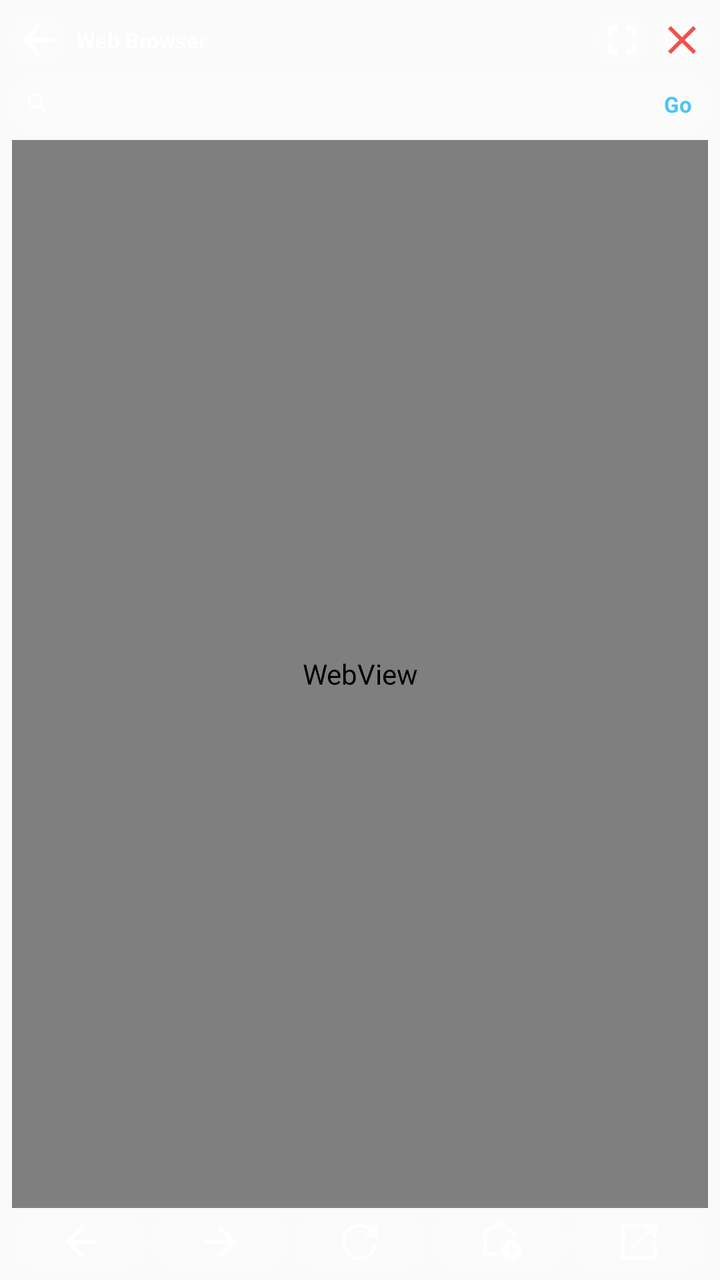
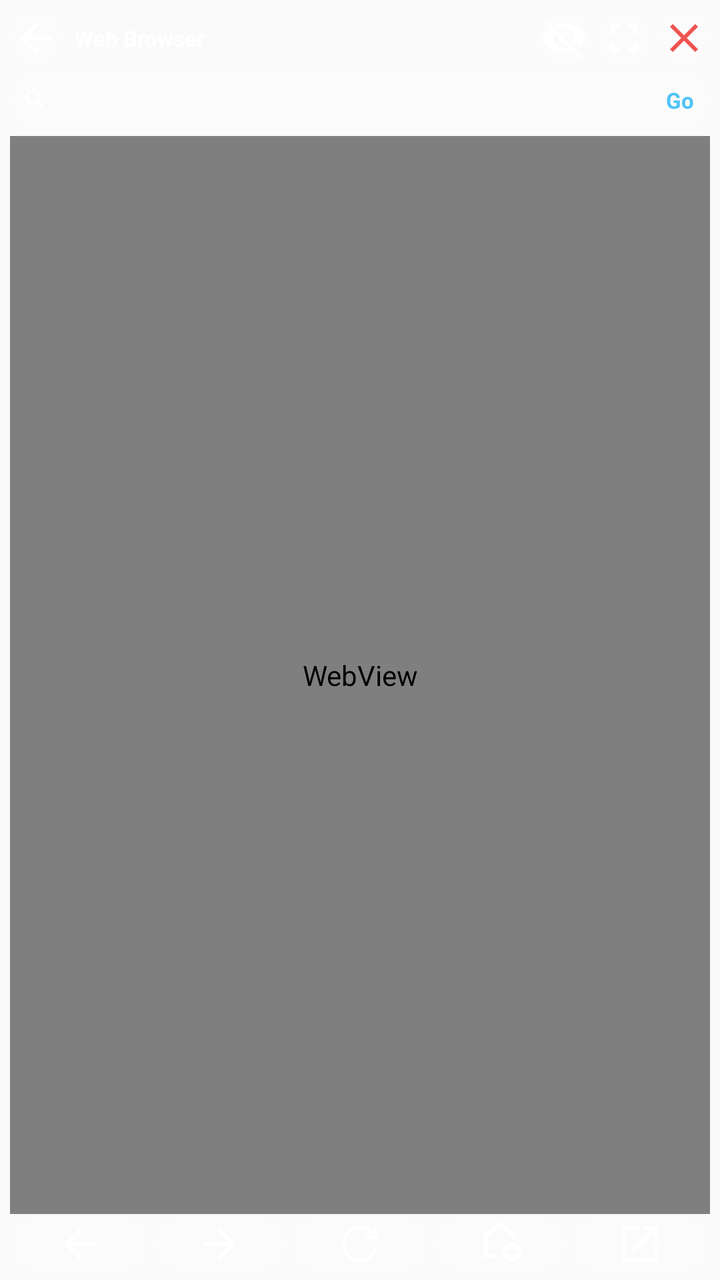

Before-and-after screenshots of an Android layout around one commit, followed by the original layout XML and the change that was made.
<!-- AndroidManifest.xml: application theme Theme.Assistive -->
<!-- res/layout/floating_menu_browser.xml -->
<?xml version="1.0" encoding="utf-8"?>
<LinearLayout xmlns:android="http://schemas.android.com/apk/res/android"
    android:layout_width="match_parent"
    android:layout_height="match_parent"
    android:orientation="vertical"
    android:padding="6dp">

    
    <RelativeLayout
        android:layout_width="match_parent"
        android:layout_height="28dp"
        android:layout_marginBottom="4dp">

        
        <ImageButton
            android:id="@+id/btn_browser_back_to_menu"
            android:layout_width="26dp"
            android:layout_height="26dp"
            android:src="@drawable/ic_back"
            android:tint="#FFFFFF"
            android:background="@drawable/btn_item_bg"
            android:layout_alignParentStart="true"
            android:layout_centerVertical="true"
            android:padding="5dp"
            android:contentDescription="Back to menu" />

        
        <TextView
            android:id="@+id/txt_browser_title"
            android:layout_width="wrap_content"
            android:layout_height="wrap_content"
            android:text="Web Browser"
            android:textColor="#FFFFFF"
            android:textSize="11sp"
            android:textStyle="bold"
            android:singleLine="true"
            android:ellipsize="end"
            android:layout_centerVertical="true"
            android:layout_toEndOf="@id/btn_browser_back_to_menu"
            android:layout_toStartOf="@+id/layout_header_actions"
            android:layout_marginHorizontal="6dp" />

        <LinearLayout
            android:id="@+id/layout_header_actions"
            android:layout_width="wrap_content"
            android:layout_height="26dp"
            android:layout_alignParentEnd="true"
            android:layout_centerVertical="true"
            android:orientation="horizontal"
            android:gravity="center_vertical">

            
            <ImageButton
                android:id="@+id/btn_browser_size_toggle"
                android:layout_width="26dp"
                android:layout_height="26dp"
                android:src="@drawable/ic_fullscreen"
                android:tint="#88FFFFFF"
                android:background="@drawable/btn_item_bg"
                android:padding="5dp"
                android:layout_marginEnd="4dp"
                android:contentDescription="Toggle size" />

            
            <ImageButton
                android:id="@+id/btn_browser_close"
                android:layout_width="26dp"
                android:layout_height="26dp"
                android:src="@drawable/ic_close"
                android:tint="#FFEF5350"
                android:background="@drawable/btn_item_bg"
                android:padding="5dp"
                android:contentDescription="Close floating menu" />
        </LinearLayout>
    </RelativeLayout>

    
    <LinearLayout
        android:layout_width="match_parent"
        android:layout_height="28dp"
        android:orientation="horizontal"
        android:gravity="center_vertical"
        android:background="@drawable/btn_item_bg"
        android:paddingHorizontal="6dp"
        android:layout_marginBottom="2dp">

        <ImageView
            android:layout_width="14dp"
            android:layout_height="14dp"
            android:src="@drawable/ic_search"
            android:tint="#99FFFFFF"
            android:layout_marginEnd="4dp"
            android:contentDescription="Search" />

        <EditText
            android:id="@+id/edt_browser_url"
            android:layout_width="0dp"
            android:layout_height="match_parent"
            android:layout_weight="1"
            android:hint="Search Google or enter URL..."
            android:textColor="#FFFFFF"
            android:textColorHint="#66FFFFFF"
            android:textSize="10.5sp"
            android:singleLine="true"
            android:maxLines="1"
            android:imeOptions="actionGo"
            android:inputType="textUri"
            android:background="@null"
            android:padding="0dp" />

        <ImageButton
            android:id="@+id/btn_browser_clear_url"
            android:layout_width="18dp"
            android:layout_height="18dp"
            android:src="@drawable/ic_close"
            android:tint="#77FFFFFF"
            android:background="?android:attr/selectableItemBackgroundBorderless"
            android:padding="2dp"
            android:visibility="gone"
            android:contentDescription="Clear" />

        <TextView
            android:id="@+id/btn_browser_go"
            android:layout_width="wrap_content"
            android:layout_height="match_parent"
            android:text="Go"
            android:textColor="#4FC3F7"
            android:textSize="11sp"
            android:textStyle="bold"
            android:gravity="center"
            android:paddingStart="6dp"
            android:paddingEnd="2dp"
            android:clickable="true"
            android:focusable="true" />
    </LinearLayout>

    
    <ProgressBar
        android:id="@+id/progress_browser"
        style="?android:attr/progressBarStyleHorizontal"
        android:layout_width="match_parent"
        android:layout_height="2.5dp"
        android:max="100"
        android:progress="0"
        android:progressTint="#4FC3F7"
        android:visibility="gone" />

    
    <FrameLayout
        android:layout_width="match_parent"
        android:layout_height="0dp"
        android:layout_weight="1"
        android:background="#15000000"
        android:layout_marginTop="2dp"
        android:layout_marginBottom="4dp">

        <WebView
            android:id="@+id/webview_browser"
            android:layout_width="match_parent"
            android:layout_height="match_parent"
            android:scrollbars="vertical" />

        
        <LinearLayout
            android:id="@+id/layout_browser_error"
            android:layout_width="match_parent"
            android:layout_height="match_parent"
            android:orientation="vertical"
            android:gravity="center"
            android:background="#DD121212"
            android:padding="12dp"
            android:visibility="gone">

            <ImageView
                android:layout_width="28dp"
                android:layout_height="28dp"
                android:src="@drawable/presence_offline"
                android:tint="#77FFFFFF" />

            <TextView
                android:id="@+id/txt_browser_error_msg"
                android:layout_width="wrap_content"
                android:layout_height="wrap_content"
                android:text="Unable to load page"
                android:textColor="#AAFFFFFF"
                android:textSize="10sp"
                android:layout_marginTop="4dp"
                android:gravity="center" />

            <TextView
                android:id="@+id/btn_browser_retry"
                android:layout_width="wrap_content"
                android:layout_height="24dp"
                android:text="Retry"
                android:textColor="#4FC3F7"
                android:textSize="10sp"
                android:textStyle="bold"
                android:background="@drawable/btn_item_bg"
                android:paddingHorizontal="10dp"
                android:gravity="center"
                android:layout_marginTop="6dp"
                android:clickable="true"
                android:focusable="true" />
        </LinearLayout>
    </FrameLayout>

    
    <LinearLayout
        android:layout_width="match_parent"
        android:layout_height="26dp"
        android:orientation="horizontal"
        android:gravity="center_vertical"
        android:paddingHorizontal="2dp">

        
        <ImageButton
            android:id="@+id/btn_web_back"
            android:layout_width="0dp"
            android:layout_height="match_parent"
            android:layout_weight="1"
            android:src="@drawable/ic_back"
            android:tint="#88FFFFFF"
            android:background="@drawable/btn_item_bg"
            android:padding="5dp"
            android:layout_marginEnd="2dp"
            android:contentDescription="Previous page" />

        
        <ImageButton
            android:id="@+id/btn_web_forward"
            android:layout_width="0dp"
            android:layout_height="match_parent"
            android:layout_weight="1"
            android:src="@drawable/ic_arrow_forward"
            android:tint="#88FFFFFF"
            android:background="@drawable/btn_item_bg"
            android:padding="5dp"
            android:layout_marginHorizontal="2dp"
            android:contentDescription="Next page" />

        
        <ImageButton
            android:id="@+id/btn_web_refresh"
            android:layout_width="0dp"
            android:layout_height="match_parent"
            android:layout_weight="1"
            android:src="@drawable/ic_refresh"
            android:tint="#FFFFFF"
            android:background="@drawable/btn_item_bg"
            android:padding="5dp"
            android:layout_marginHorizontal="2dp"
            android:contentDescription="Refresh page" />

        
        <ImageButton
            android:id="@+id/btn_web_home"
            android:layout_width="0dp"
            android:layout_height="match_parent"
            android:layout_weight="1"
            android:src="@drawable/ic_home"
            android:tint="#FFFFFF"
            android:background="@drawable/btn_item_bg"
            android:padding="5dp"
            android:layout_marginHorizontal="2dp"
            android:contentDescription="Home page" />

        
        <ImageButton
            android:id="@+id/btn_web_open_external"
            android:layout_width="0dp"
            android:layout_height="match_parent"
            android:layout_weight="1"
            android:src="@drawable/ic_open_in_browser"
            android:tint="#FFFFFF"
            android:background="@drawable/btn_item_bg"
            android:padding="5dp"
            android:layout_marginStart="2dp"
            android:contentDescription="Open in external browser" />
    </LinearLayout>

</LinearLayout>
<!-- resources referenced by this layout -->
<resources>
  <!-- drawable ic_arrow_forward (drawable) -->
  <vector xmlns:android="http://schemas.android.com/apk/res/android"
      android:autoMirrored="true"
      android:height="24dp"
      android:width="24dp"
      android:viewportHeight="960"
      android:viewportWidth="960">
      <path
          android:fillColor="@android:color/white"
          android:pathData="M647,520L423,744L480,800L800,480L480,160L423,216L647,440L160,440L160,520L647,520Z"/>
  </vector>
  <!-- drawable ic_back (drawable) -->
  <vector xmlns:android="http://schemas.android.com/apk/res/android" android:autoMirrored="true" android:height="24dp" android:tint="#000000" android:viewportHeight="960" android:viewportWidth="960" android:width="24dp">
        
      <path android:fillColor="@android:color/white" android:pathData="M313,520L537,744L480,800L160,480L480,160L537,216L313,440L800,440L800,520L313,520Z"/>
      
  </vector>
  <!-- drawable ic_close (drawable) -->
  <vector xmlns:android="http://schemas.android.com/apk/res/android" android:height="24dp" android:tint="#000000" android:viewportHeight="960" android:viewportWidth="960" android:width="24dp">
        
      <path android:fillColor="@android:color/white" android:pathData="M256,760L200,704L424,480L200,256L256,200L480,424L704,200L760,256L536,480L760,704L704,760L480,536L256,760Z"/>
      
  </vector>
  <!-- drawable ic_fullscreen (drawable) -->
  <vector xmlns:android="http://schemas.android.com/apk/res/android"
      android:height="24dp"
      android:width="24dp"
      android:viewportHeight="24"
      android:viewportWidth="24">
      <path
          android:fillColor="@android:color/white"
          android:pathData="M7,14H5v5h5v-2H7v-3zm-2,-4h2V7h3V5H5v5zm12,7h-3v2h5v-5h-2v3zM14,5v2h3v3h2V5h-5z"/>
  </vector>
  <!-- drawable ic_open_in_browser (drawable) -->
  <vector xmlns:android="http://schemas.android.com/apk/res/android"
      android:height="24dp"
      android:width="24dp"
      android:viewportHeight="24"
      android:viewportWidth="24">
      <path
          android:fillColor="@android:color/white"
          android:pathData="M19,19H5V5h7V3H5c-1.11,0 -2,0.9 -2,2v14c0,1.1 0.89,2 2,2h14c1.1,0 2,-0.9 2,-2v-7h-2v7zM14,3v2h3.59l-9.83,9.83 1.41,1.41L19,6.41V10h2V3h-7z"/>
  </vector>
  <style name="Theme.Assistive" parent="android:Theme.Material.Light.NoActionBar" />
  <!-- unchanged entries left out for length: 5 -->
</resources>

<!-- the commit's change to res/layout/floating_menu_browser.xml (unified diff, before → after) -->
@@ -3,13 +3,14 @@
     android:layout_width="match_parent"
     android:layout_height="match_parent"
     android:orientation="vertical"
-    android:padding="6dp">
+    android:padding="5dp">
 
     
     <RelativeLayout
+        android:id="@+id/layout_browser_header"
         android:layout_width="match_parent"
         android:layout_height="28dp"
-        android:layout_marginBottom="4dp">
+        android:layout_marginBottom="3dp">
 
         
         <ImageButton
@@ -27,15 +28,15 @@
         
         <TextView
             android:id="@+id/txt_browser_title"
-            android:layout_width="wrap_content"
-            android:layout_height="wrap_content"
+            android:layout_width="0dp"
+            android:layout_height="match_parent"
             android:text="Web Browser"
             android:textColor="#FFFFFF"
             android:textSize="11sp"
             android:textStyle="bold"
             android:singleLine="true"
             android:ellipsize="end"
-            android:layout_centerVertical="true"
+            android:gravity="center_vertical"
             android:layout_toEndOf="@id/btn_browser_back_to_menu"
             android:layout_toStartOf="@+id/layout_header_actions"
             android:layout_marginHorizontal="6dp" />
@@ -48,6 +49,18 @@
             android:layout_centerVertical="true"
             android:orientation="horizontal"
             android:gravity="center_vertical">
+
+            
+            <ImageButton
+                android:id="@+id/btn_browser_hide_bars"
+                android:layout_width="26dp"
+                android:layout_height="26dp"
+                android:src="@drawable/ic_hide_bars"
+                android:tint="#88FFFFFF"
+                android:background="@drawable/btn_item_bg"
+                android:padding="5dp"
+                android:layout_marginEnd="4dp"
+                android:contentDescription="Hide bars" />
 
             
             <ImageButton
@@ -76,6 +89,7 @@
 
     
     <LinearLayout
+        android:id="@+id/layout_browser_omnibox"
         android:layout_width="match_parent"
         android:layout_height="28dp"
         android:orientation="horizontal"
@@ -147,18 +161,34 @@
 
     
     <FrameLayout
+        android:id="@+id/layout_webview_container"
         android:layout_width="match_parent"
         android:layout_height="0dp"
         android:layout_weight="1"
         android:background="#15000000"
         android:layout_marginTop="2dp"
-        android:layout_marginBottom="4dp">
+        android:layout_marginBottom="2dp">
 
         <WebView
             android:id="@+id/webview_browser"
             android:layout_width="match_parent"
             android:layout_height="match_parent"
             android:scrollbars="vertical" />
+
+        
+        <ImageButton
+            android:id="@+id/btn_browser_unhide"
+            android:layout_width="28dp"
+            android:layout_height="28dp"
+            android:layout_gravity="top|end"
+            android:layout_margin="6dp"
+            android:src="@drawable/ic_show_bars"
+            android:tint="#FFFFFFFF"
+            android:background="@drawable/btn_item_bg"
+            android:elevation="8dp"
+            android:padding="5dp"
+            android:visibility="gone"
+            android:contentDescription="Unhide toolbars" />
 
         
         <LinearLayout
@@ -206,6 +236,7 @@
 
     
     <LinearLayout
+        android:id="@+id/layout_browser_bottom_toolbar"
         android:layout_width="match_parent"
         android:layout_height="26dp"
         android:orientation="horizontal"
<!-- resource entries referenced after the edit -->
@@ -33,6 +33,16 @@
           android:fillColor="@android:color/white"
           android:pathData="M7,14H5v5h5v-2H7v-3zm-2,-4h2V7h3V5H5v5zm12,7h-3v2h5v-5h-2v3zM14,5v2h3v3h2V5h-5z"/>
   </vector>
+  <!-- drawable ic_hide_bars (drawable) -->
+  <vector xmlns:android="http://schemas.android.com/apk/res/android"
+      android:width="24dp"
+      android:height="24dp"
+      android:viewportWidth="24"
+      android:viewportHeight="24">
+      <path
+          android:fillColor="@android:color/white"
+          android:pathData="M12,7c2.76,0 5,2.24 5,5 0,0.65 -0.13,1.26 -0.36,1.82l2.92,2.92c1.51,-1.26 2.7,-2.89 3.44,-4.74 -1.73,-4.39 -6,-7.5 -11,-7.5 -1.4,0 -2.74,0.25 -3.98,0.7l2.16,2.16C10.74,7.13 11.35,7 12,7zM2,4.27l2.28,2.28 0.46,0.46C3.08,8.3 1.78,10.02 1,12c1.73,4.39 6,7.5 11,7.5 1.55,0 3.03,-0.3 4.38,-0.84l0.42,0.42L19.73,22 21,20.73 3.27,3 2,4.27zM7.53,9.8l1.55,1.55c-0.05,0.21 -0.08,0.43 -0.08,0.65 0,1.66 1.34,3 3,3 0.22,0 0.44,-0.03 0.65,-0.08l1.55,1.55c-0.67,0.33 -1.41,0.53 -2.2,0.53 -2.76,0 -5,-2.24 -5,-5 0,-0.79 0.2,-1.53 0.53,-2.2zm4.31,-0.78l3.15,3.15.02,-0.16c0,-1.66 -1.34,-3 -3,-3l-0.17,0.01z"/>
+  </vector>
   <!-- drawable ic_open_in_browser (drawable) -->
   <vector xmlns:android="http://schemas.android.com/apk/res/android"
       android:height="24dp"
@@ -43,6 +53,16 @@
           android:fillColor="@android:color/white"
           android:pathData="M19,19H5V5h7V3H5c-1.11,0 -2,0.9 -2,2v14c0,1.1 0.89,2 2,2h14c1.1,0 2,-0.9 2,-2v-7h-2v7zM14,3v2h3.59l-9.83,9.83 1.41,1.41L19,6.41V10h2V3h-7z"/>
   </vector>
+  <!-- drawable ic_show_bars (drawable) -->
+  <vector xmlns:android="http://schemas.android.com/apk/res/android"
+      android:width="24dp"
+      android:height="24dp"
+      android:viewportWidth="24"
+      android:viewportHeight="24">
+      <path
+          android:fillColor="@android:color/white"
+          android:pathData="M12,4.5C7,4.5 2.73,7.61 1,12c1.73,4.39 6,7.5 11,7.5s9.27,-3.11 11,-7.5c-1.73,-4.39 -6,-7.5 -11,-7.5zM12,17c-2.76,0 -5,-2.24 -5,-5s2.24,-5 5,-5 5,2.24 5,5 -2.24,5 -5,5zm0,-8c-1.66,0 -3,1.34 -3,3s1.34,3 3,3 3,-1.34 3,-3 -1.34,-3 -3,-3z"/>
+  </vector>
   <style name="Theme.Assistive" parent="android:Theme.Material.Light.NoActionBar" />
   <!-- unchanged entries left out for length: 5 -->
 </resources>
